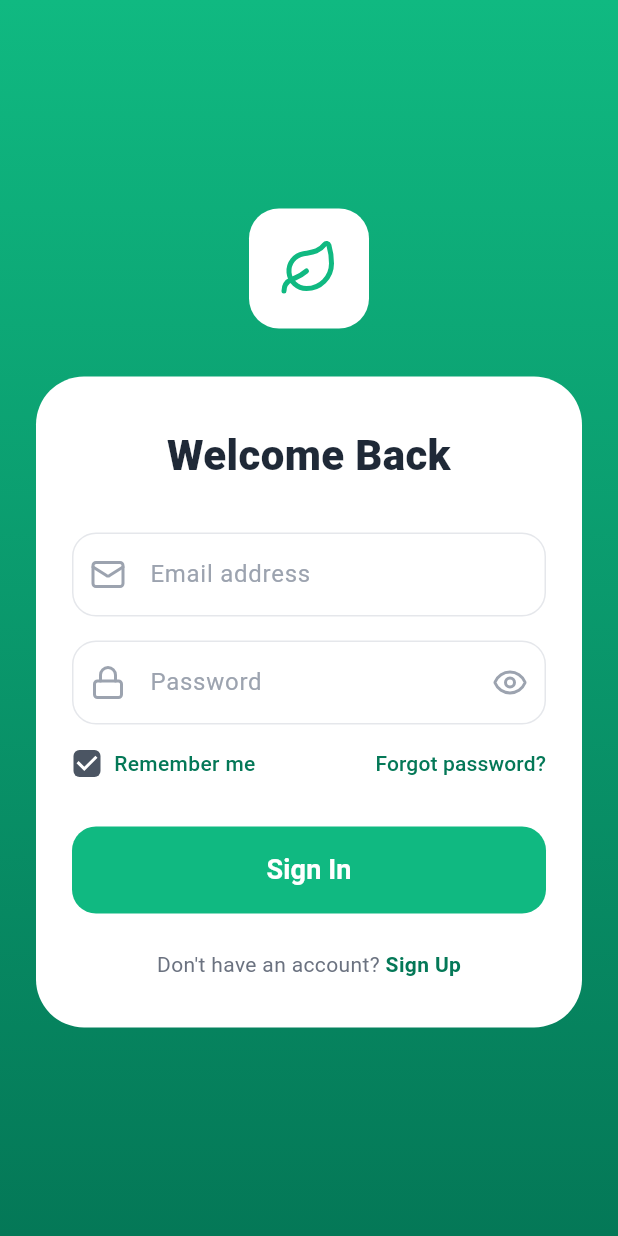
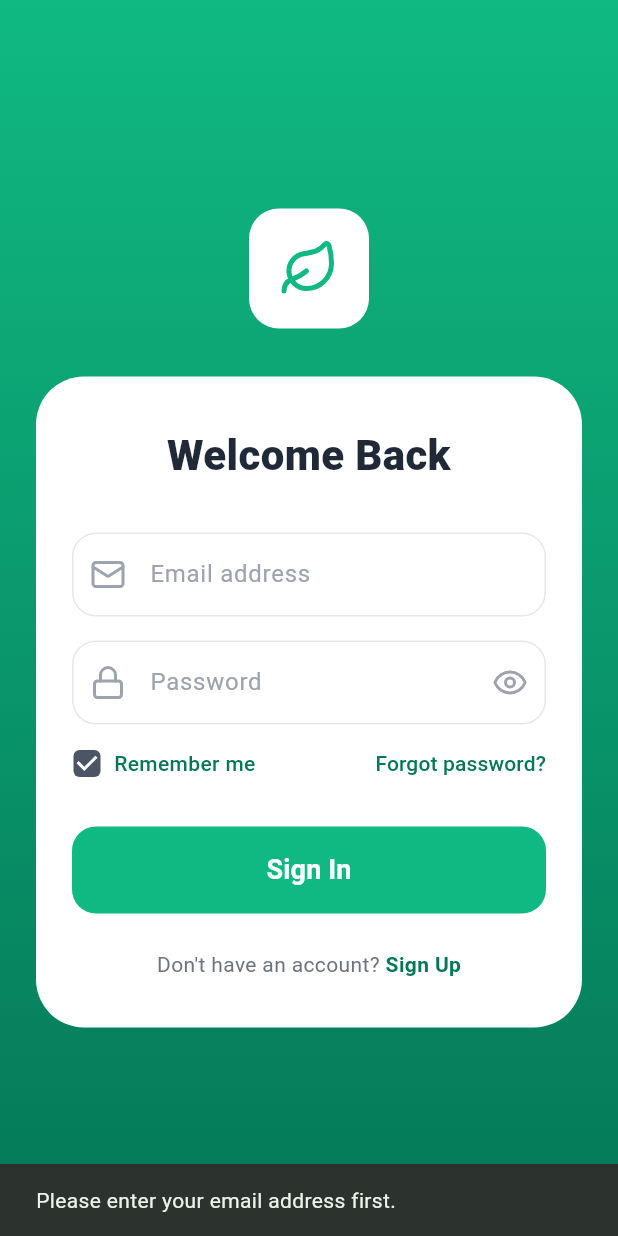
Before and after one commit to fakhrulmus/EcoSight_App, a Flutter app: the screen it shows after launch, after a tap on "Forgot password?", on a phone screen of 412 x 824 dp. Run offline on Flutter 3.47's test engine with Material 3 defaults, Android fonts, the phone set to English and light mode, and no system bars; our stand-ins replace cloud_firestore, firebase_auth, firebase_core, lucide_icons; accounts and stored records are empty.

Commit message:
Forgot Password feature

```diff
--- a/lib/screens/login_screen.dart
+++ b/lib/screens/login_screen.dart
@@ -69,6 +69,31 @@
       context,
       MaterialPageRoute(builder: (context) => const RegisterScreen()),
     );
+  }
+
+  Future<void> _handleForgotPassword() async {
+    final email = _emailController.text.trim();
+    if (email.isEmpty) {
+      ScaffoldMessenger.of(context).showSnackBar(
+        const SnackBar(content: Text('Please enter your email address first.')),
+      );
+      return;
+    }
+
+    try {
+      await FirebaseAuth.instance.sendPasswordResetEmail(email: email);
+      if (mounted) {
+        ScaffoldMessenger.of(context).showSnackBar(
+          const SnackBar(content: Text('Password reset email sent! Check your inbox.')),
+        );
+      }
+    } on FirebaseAuthException catch (e) {
+      if (mounted) {
+        ScaffoldMessenger.of(context).showSnackBar(
+          SnackBar(content: Text(e.message ?? 'Failed to send reset email. Please try again.')),
+        );
+      }
+    }
   }
 
   @override
@@ -198,7 +223,7 @@
                               ],
                             ),
                             TextButton(
-                              onPressed: () {},
+                              onPressed: _handleForgotPassword,
                               style: TextButton.styleFrom(
                                 padding: EdgeInsets.zero,
                                 minimumSize: Size.zero,
```
